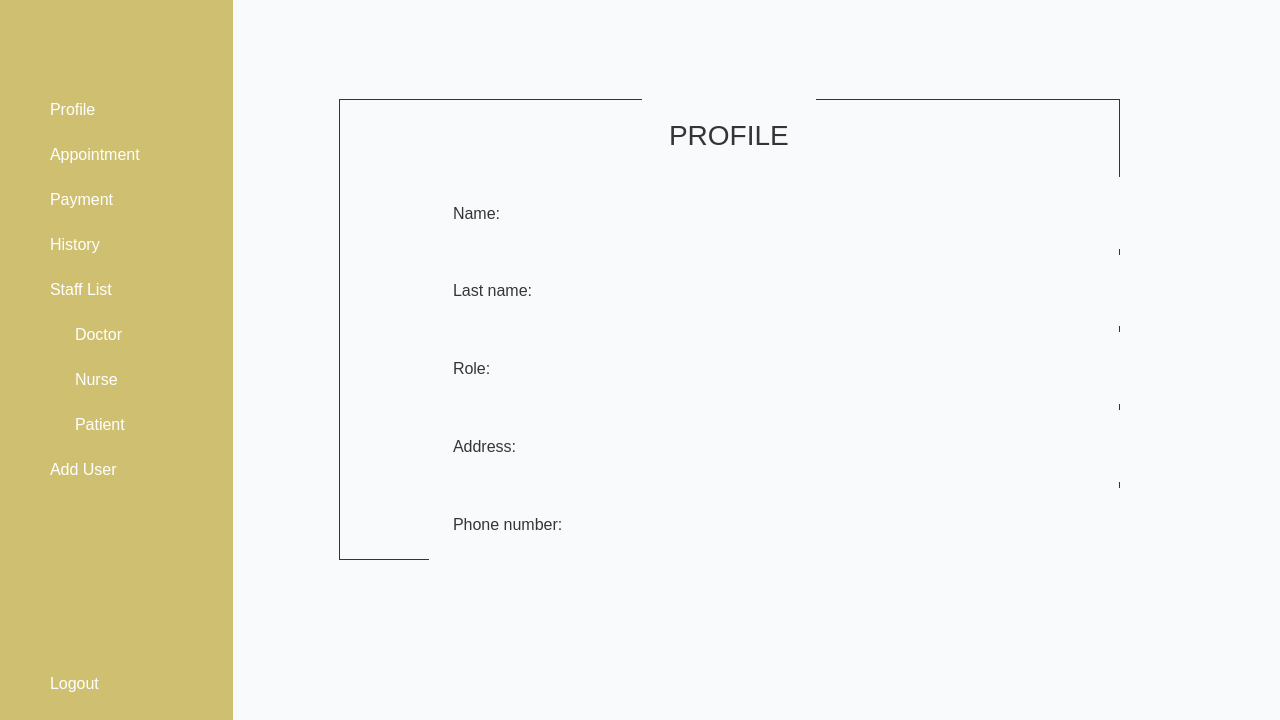
This is src/gui/ui/MainWindowAdmin.ui in RoronoaZoro321/Healthcare-Management-System as Qt 5 draws it before an edit. The edited form follows.
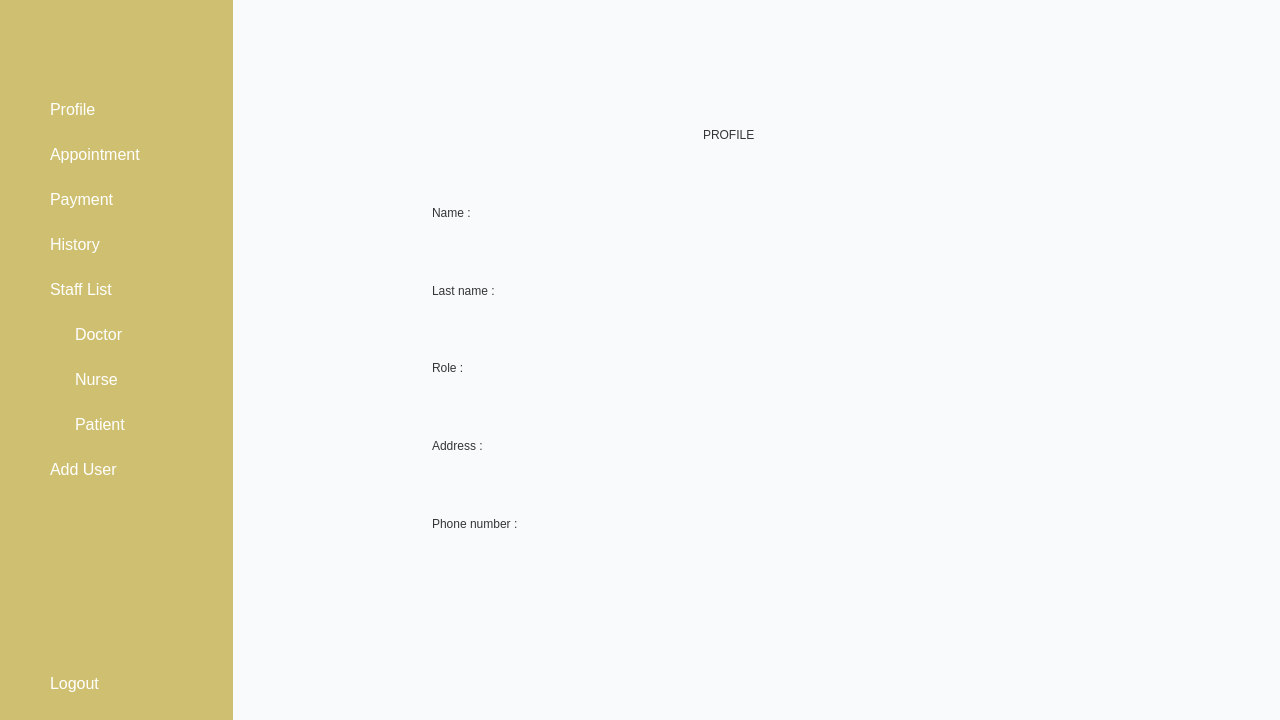
This is the edited form. The open tabs and pages were chosen to show the change. Icons and pictures are not drawn.

```diff
--- a/src/gui/ui/MainWindowAdmin.ui
+++ b/src/gui/ui/MainWindowAdmin.ui
@@ -41,7 +41,7 @@
          <item row="0" column="0">
           <widget class="QWidget" name="widget_3" native="true">
            <property name="styleSheet">
-            <string notr="true"/>
+            <string notr="true">background-color: #F8FAFC;</string>
            </property>
            <widget class="QWidget" name="profile_widget" native="true">
             <property name="geometry">
@@ -58,14 +58,16 @@
 	font: 18px;
 	padding: 20px;
 }
+background-color: #F8FAFC;
+
 </string>
             </property>
             <layout class="QVBoxLayout" name="verticalLayout">
              <item alignment="Qt::AlignHCenter">
               <widget class="QLabel" name="label_5">
                <property name="styleSheet">
-                <string notr="true">font: 28px;
-border: None;
+                <string notr="true">border: None;
+font: 28pt &quot;Arial&quot;;
 </string>
                </property>
                <property name="text">
@@ -77,11 +79,11 @@
               <widget class="QLabel" name="profile_label">
                <property name="styleSheet">
                 <string notr="true">border-style: none;
-font-size: 16px;
-margin-left: 90%;</string>
+margin-left: 90%;
+font: 16pt &quot;Arial&quot;;</string>
                </property>
                <property name="text">
-                <string>Name: </string>
+                <string>Name : </string>
                </property>
               </widget>
              </item>
@@ -89,11 +91,11 @@
               <widget class="QLabel" name="profile_label_2">
                <property name="styleSheet">
                 <string notr="true">border-style: none;
-font-size: 16px;
+font: 16pt &quot;Arial&quot;;
 margin-left: 90%;</string>
                </property>
                <property name="text">
-                <string>Last name:</string>
+                <string>Last name :</string>
                </property>
               </widget>
              </item>
@@ -101,11 +103,11 @@
               <widget class="QLabel" name="profile_label_3">
                <property name="styleSheet">
                 <string notr="true">border-style: none;
-font-size: 16px;
+font: 16pt &quot;Arial&quot;;
 margin-left: 90%;</string>
                </property>
                <property name="text">
-                <string>Role:</string>
+                <string>Role :</string>
                </property>
               </widget>
              </item>
@@ -113,11 +115,11 @@
               <widget class="QLabel" name="profile_label_4">
                <property name="styleSheet">
                 <string notr="true">border-style: none;
-font-size: 16px;
+font: 16pt &quot;Arial&quot;;
 margin-left: 90%;</string>
                </property>
                <property name="text">
-                <string>Address:</string>
+                <string>Address :</string>
                </property>
               </widget>
              </item>
@@ -125,11 +127,11 @@
               <widget class="QLabel" name="profile_label_5">
                <property name="styleSheet">
                 <string notr="true">border-style: none;
-font-size: 16px;
+font: 16pt &quot;Arial&quot;;
 margin-left: 90%;</string>
                </property>
                <property name="text">
-                <string>Phone number:</string>
+                <string>Phone number :</string>
                </property>
               </widget>
              </item>
```
Left out of the diff: 47 changed lines with no effect on the pictures.
